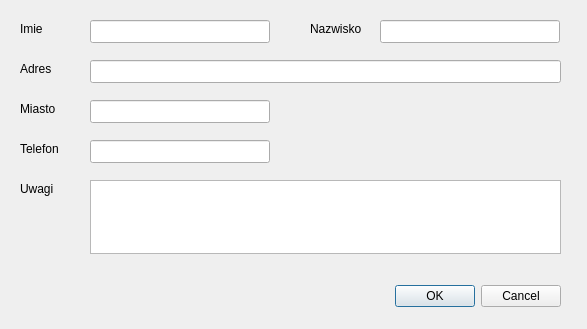
The window that worker.ui (lkucz/magazyn) describes before a commit, drawn with Qt 5.
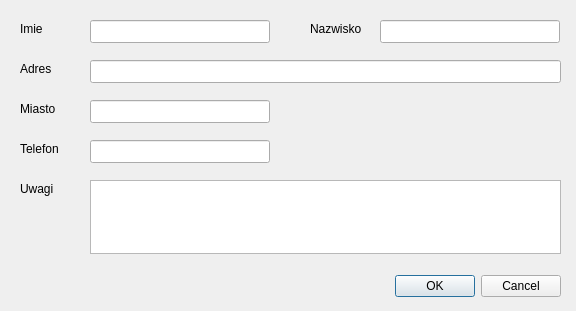
The same window after the commit.

What changed in the file:
```diff
--- a/worker.ui
+++ b/worker.ui
@@ -6,8 +6,8 @@
    <rect>
     <x>0</x>
     <y>0</y>
-    <width>587</width>
-    <height>329</height>
+    <width>576</width>
+    <height>311</height>
    </rect>
   </property>
   <property name="windowTitle">
@@ -17,7 +17,7 @@
    <property name="geometry">
     <rect>
      <x>220</x>
-     <y>280</y>
+     <y>270</y>
      <width>341</width>
      <height>32</height>
     </rect>
```
